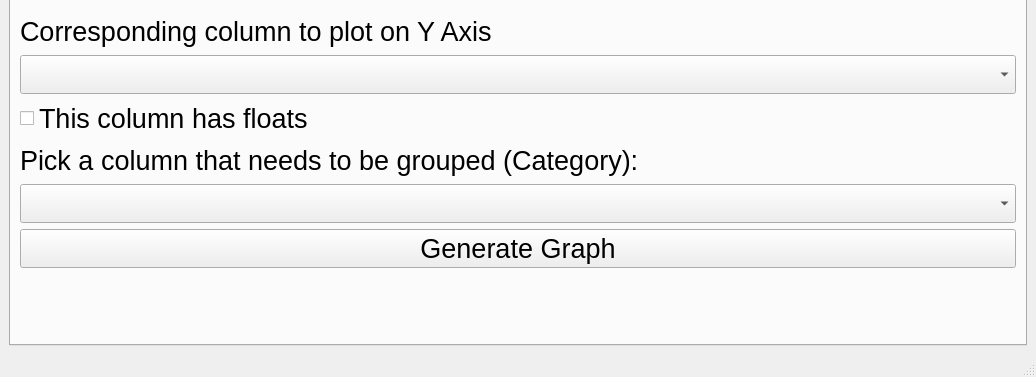
This is Main.ui in SITNYP/ICT1002-Team-23 as Qt 5 draws it before an edit; both pictures show x 0 to 1036 and y 331 to 708 of the 1036 by 708 pixel window. The edited form follows.
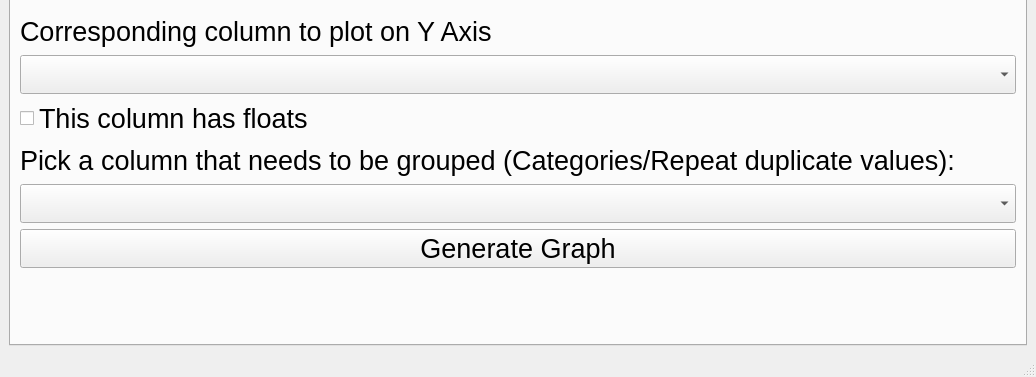
This is the edited form.

```diff
--- a/Main.ui
+++ b/Main.ui
@@ -200,7 +200,7 @@
              </font>
             </property>
             <property name="text">
-             <string>Pick a column that needs to be grouped (Category):</string>
+             <string>Pick a column that needs to be grouped (Categories/Repeat duplicate values):</string>
             </property>
            </widget>
           </item>
```
